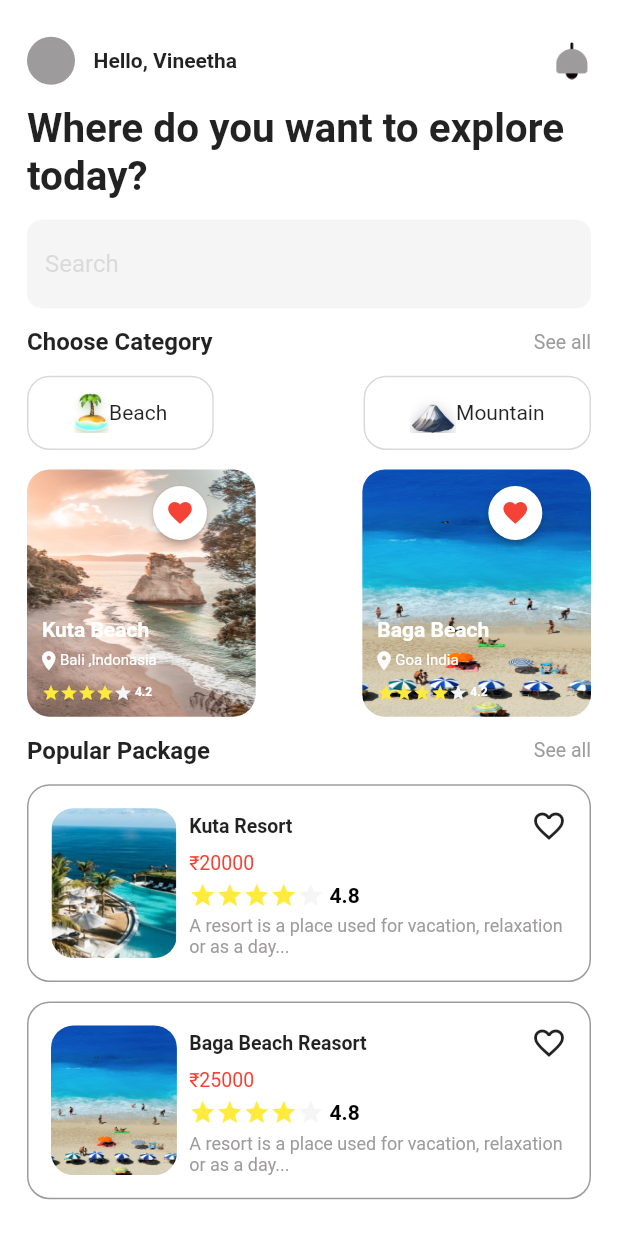
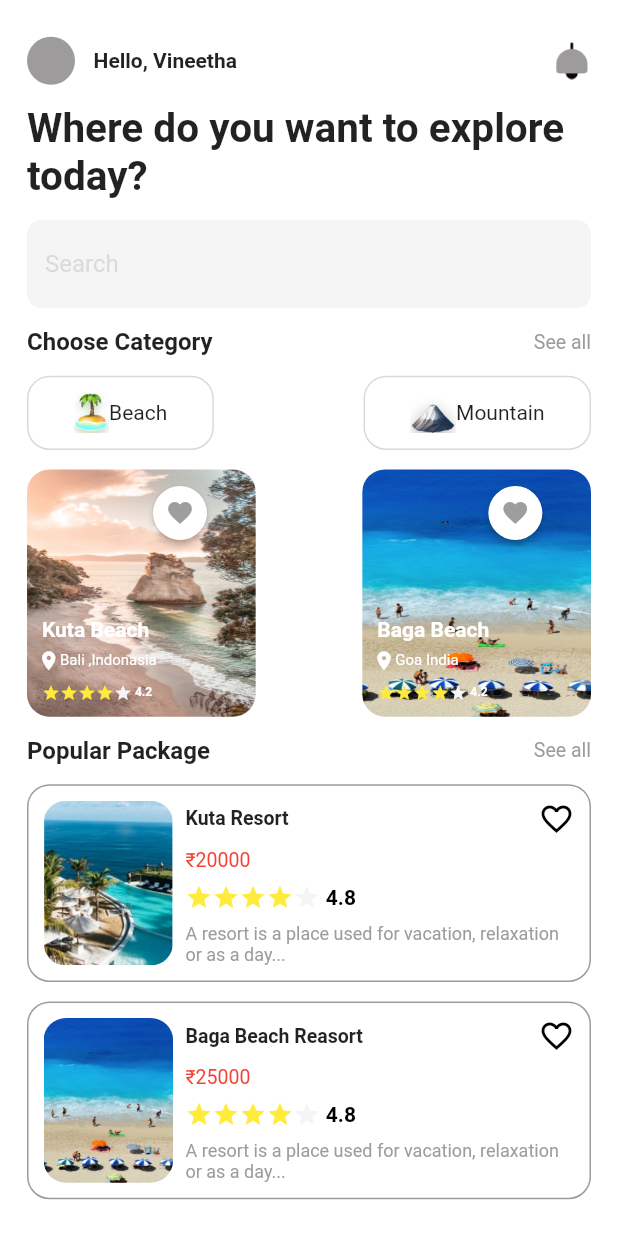
Before and after one commit to arpitvermaofficial/Assignment-Task-Thinnai-Experiences, a Flutter app: the screen it shows after launch, on a phone screen of 412 x 824 dp. Run offline on Flutter 3.47's test engine with Material 2 defaults, Android fonts, the phone set to English and light mode, and no system bars.

Commit message:
Update widgets.dart
Updated

```diff
--- a/lib/components/widgets.dart
+++ b/lib/components/widgets.dart
@@ -6,31 +6,44 @@ import '../Screens/screen2.dart';
 Color color1 = Color(0xff9e9b9c);
 Color categorycard2clr = Colors.white;
 
-class categorycard extends StatelessWidget {
+class categorycard extends StatefulWidget {
   const categorycard({Key? key, required this.imagename, required this.text})
       : super(key: key);
   final String imagename;
   final String text;
+
+  @override
+  State<categorycard> createState() => _categorycardState();
+}
+bool selected=false;
+class _categorycardState extends State<categorycard> {
   @override
   Widget build(BuildContext context) {
     Size size = MediaQuery.of(context).size;
-    return Container(
+    return GestureDetector(
+      onTap: (){
+        setState(() {
+          selected=!selected;
+        });
+      },
+      child: Container(
         height: size.height * 0.06,
         padding: EdgeInsets.fromLTRB(30, 10, 30, 10),
         decoration: BoxDecoration(
           color: Colors.transparent,
-        border: Border.all(color: Color(0xffd9d9d9)),
+          border: Border.all(color:selected?Colors.green:Color(0xffd9d9d9)),
           borderRadius: BorderRadius.all(Radius.circular(15)),
         ),
         child: Row(
           mainAxisAlignment: MainAxisAlignment.spaceBetween,
-        children: [Image.asset('assets/$imagename'), Text("$text")],
+          children: [Image.asset('assets/${widget.imagename}'), Text("${widget.text}")],
+        ),
       ),
     );
   }
 }
 
-class Categorycard2 extends StatelessWidget {
+class Categorycard2 extends StatefulWidget {
   const Categorycard2(
       {Key? key,
       required this.place,
@@ -44,6 +57,12 @@ class Categorycard2 extends StatelessWidget {
   final double rating;
   final String image;
   final int price;
+
+  @override
+  State<Categorycard2> createState() => _Categorycard2State();
+}
+bool selectedcard2 =false;
+class _Categorycard2State extends State<Categorycard2> {
   @override
   Widget build(BuildContext context) {
     Size size = MediaQuery.of(context).size;
@@ -55,16 +74,16 @@ class Categorycard2 extends StatelessWidget {
                 context,
                 MaterialPageRoute(
                     builder: (context) => screen2(
-                        place: place,
-                        location: location,
-                        image: image,
-                        rating: rating,
-                        price: price)));
+                        place: widget.place,
+                        location: widget.location,
+                        image: widget.image,
+                        rating: widget.rating,
+                        price: widget.price)));
           },
           child: Container(
             decoration: BoxDecoration(
               image: DecorationImage(
-                  fit: BoxFit.fill, image: AssetImage("assets/$image")),
+                  fit: BoxFit.fill, image: AssetImage("assets/${widget.image}")),
               borderRadius: BorderRadius.all(
                 Radius.circular(15),
               ),
@@ -81,11 +100,15 @@ class Categorycard2 extends StatelessWidget {
               backgroundColor: MaterialStateProperty.all(categorycard2clr),
               shape: MaterialStateProperty.all(CircleBorder()),
             ),
-            onPressed: () {},
+            onPressed: () {
+              setState(() {
+                selectedcard2=!selectedcard2;
+              });
+            },
             child: Icon(
               size: 19,
               Icons.favorite,
-              color: Colors.red,
+              color: selectedcard2?Colors.red:Colors.grey,
             ),
           ),
         ),
@@ -93,7 +116,7 @@ class Categorycard2 extends StatelessWidget {
             left: 10,
             bottom: 50,
             child: Text(
-              "$place",
+              "${widget.place}",
               style: TextStyle(
                   color: categorycard2clr, fontWeight: FontWeight.bold),
             )),
@@ -108,7 +131,7 @@ class Categorycard2 extends StatelessWidget {
                 color: Colors.white,
               ),
               Text(
-                "$location",
+                "${widget.location}",
                 style: TextStyle(
                   fontSize: 10,
                   color: categorycard2clr,
@@ -121,7 +144,7 @@ class Categorycard2 extends StatelessWidget {
             bottom: 10,
             left: 10,
             child: Ratingstar(
-              rating: rating,
+              rating: widget.rating,
               ratingcolor: categorycard2clr,
               ratingsize: 12.0,
             ))
@@ -181,7 +204,7 @@ class Ratingstar extends StatelessWidget {
   }
 }
 
-class Packagecard extends StatelessWidget {
+class Packagecard extends StatefulWidget {
   const Packagecard(
       {Key? key,
       required this.rating,
@@ -193,12 +216,31 @@ class Packagecard extends StatelessWidget {
   final int price;
   final double rating;
   final String place;
+
+  @override
+  State<Packagecard> createState() => _PackagecardState();
+}
+bool slected=false;
+
+class _PackagecardState extends State<Packagecard> {
   @override
   Widget build(BuildContext context) {
     Size size = MediaQuery.of(context).size;
-    return Container(
+    return GestureDetector(
+      onTap: (){
+        Navigator.push(
+            context,
+            MaterialPageRoute(
+                builder: (context) => screen2(
+                    place: widget.place,
+                    location: "",
+                    image: widget.image,
+                    rating: widget.rating,
+                    price: widget.price)));
+      },
+      child: Container(
         height: size.height * 0.16,
-      padding: EdgeInsets.all(15),
+        padding: EdgeInsets.all(10),
         decoration: BoxDecoration(
           border: Border.all(color: color1.withOpacity(1)),
           borderRadius: BorderRadius.all(
@@ -212,7 +254,7 @@ class Packagecard extends StatelessWidget {
               child: Container(
                 decoration: BoxDecoration(
                   image: DecorationImage(
-                    fit: BoxFit.fill, image: AssetImage("assets/$image")),
+                      fit: BoxFit.fill, image: AssetImage("assets/${widget.image}")),
                   borderRadius: BorderRadius.all(
                     Radius.circular(15),
                   ),
@@ -232,19 +274,24 @@ class Packagecard extends StatelessWidget {
                     mainAxisAlignment: MainAxisAlignment.spaceBetween,
                     children: [
                       Text(
-                      "$place",
+                        "${widget.place}",
                         style:
                             TextStyle(fontWeight: FontWeight.bold, fontSize: 13),
                       ),
-                    Icon(Icons.favorite_border)
+                      GestureDetector(onTap: (){
+                        setState(() {
+                          selected=!selected;
+                        });
+                      },
+                          child: Icon(Icons.favorite_border,color: selected?Colors.red:Colors.black,))
                     ],
                   ),
                   Text(
-                  "₹$price",
+                    "₹${widget.price}",
                     style: TextStyle(fontSize: 13, color: Colors.red),
                   ),
                   Ratingstar(
-                  rating: rating,
+                    rating: widget.rating,
                     ratingcolor: Colors.black,
                     ratingsize: 18,
                   ),
@@ -260,6 +307,7 @@ class Packagecard extends StatelessWidget {
             )
           ],
         ),
+      ),
     );
   }
 }
```
Lines whose indentation alone changed are shown as unchanged.
